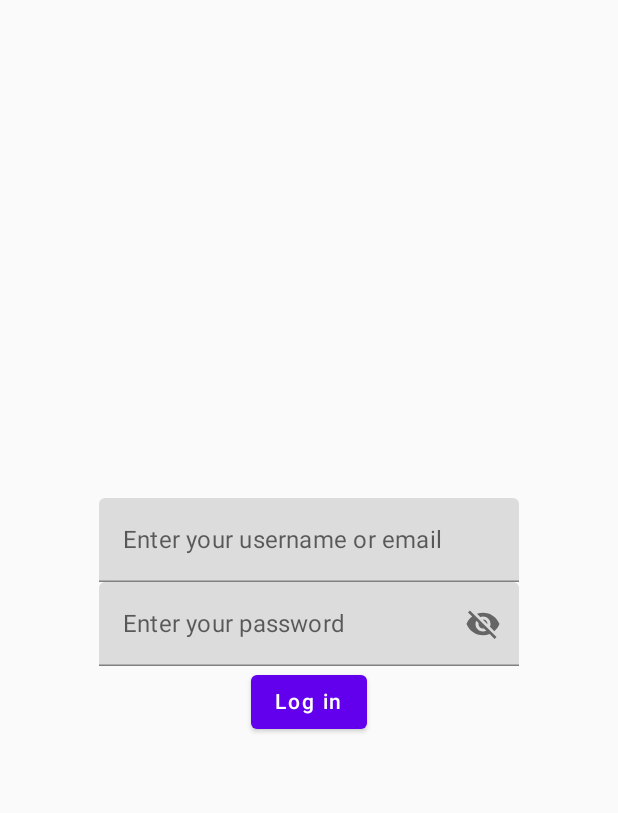
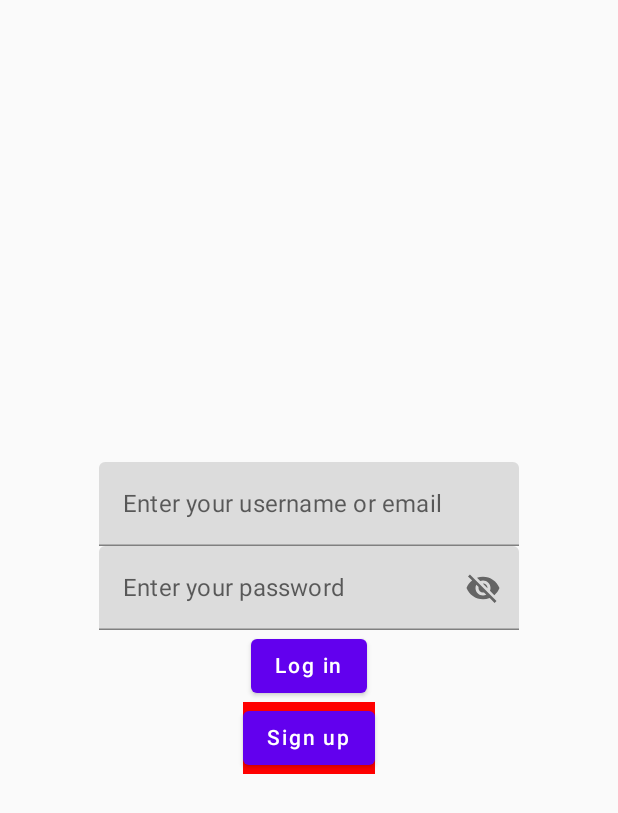
Before and after one commit to calmBlooper/stampnet, an Android app built with Jetpack Compose: the AuthorizationActivity screen opened directly, with no data from a screen before it, after a tap on "Log in", on a phone screen of 412 x 824 dp. Shown: the top 813 px of the screen. Run offline under Robolectric (Android 15) with nearby library versions, the phone set to English and light mode, and no system bars; our stand-ins replace Firebase (no records; nobody signed in at launch, a user with empty details on screens opened directly).

Commit message:
Added basic sign up view + learned how to use Compose navigation controller and manage states

```diff
--- a/app/src/main/java/com/voldemar/stampnet/authorization/AuthorizationActivity.kt
+++ b/app/src/main/java/com/voldemar/stampnet/authorization/AuthorizationActivity.kt
@@ -5,6 +5,7 @@ import android.util.Log
 import android.widget.Toast
 import androidx.activity.ComponentActivity
 import androidx.activity.compose.setContent
+import androidx.compose.foundation.background
 import androidx.compose.foundation.layout.Arrangement
 import androidx.compose.foundation.layout.Column
 import androidx.compose.foundation.layout.fillMaxSize
@@ -13,29 +14,32 @@ import androidx.compose.material.*
 import androidx.compose.material.icons.Icons
 import androidx.compose.material.icons.filled.Visibility
 import androidx.compose.material.icons.filled.VisibilityOff
-import androidx.compose.runtime.Composable
-import androidx.compose.runtime.getValue
-import androidx.compose.runtime.mutableStateOf
+import androidx.compose.runtime.*
 import androidx.compose.runtime.saveable.rememberSaveable
-import androidx.compose.runtime.setValue
 import androidx.compose.ui.Alignment
 import androidx.compose.ui.Modifier
+import androidx.compose.ui.graphics.Color
 import androidx.compose.ui.text.input.KeyboardType
 import androidx.compose.ui.text.input.PasswordVisualTransformation
 import androidx.compose.ui.text.input.VisualTransformation
 import androidx.compose.ui.tooling.preview.Preview
+import androidx.navigation.NavController
+import androidx.navigation.compose.NavHost
+import androidx.navigation.compose.composable
+import androidx.navigation.compose.rememberNavController
 import com.google.firebase.auth.FirebaseAuth
 
 class AuthorizationActivity : ComponentActivity() {
     private lateinit var auth: FirebaseAuth
-    private val login = mutableStateOf("")
-    private val password = mutableStateOf("")
     override fun onCreate(savedInstanceState: Bundle?) {
         super.onCreate(savedInstanceState)
-        // Initialize Firebase Auth
         auth = FirebaseAuth.getInstance()
         setContent {
-            LoginView()
+            val navController = rememberNavController()
+            NavHost(navController = navController, startDestination = "signin") {
+                composable("signin") { LoginView(navController) }
+                composable("signup") { SignUpView(navController = navController) }
+            }
         }
     }
 
@@ -48,24 +52,43 @@ class AuthorizationActivity : ComponentActivity() {
         }
     }
 
-    @Preview
+    // @Preview
     @Composable
-    fun LoginView() {
+    fun LoginView(navController: NavController) {
+        var login by rememberSaveable { mutableStateOf("") }
+        var password by rememberSaveable { mutableStateOf("") }
         Column(
             modifier = Modifier.fillMaxSize(),
             horizontalAlignment = Alignment.CenterHorizontally,
             verticalArrangement = Arrangement.Center
         ) {
-            Login()
-            Password()
-            SignInButton()
+            Login(login) { login = it }
+            Password(password){password=it}
+            SignInButton(login,password)
+            SignUpButton(navController)
+        }
+    }
+
+    @Preview
+    @Composable
+    fun LoginViewPreview() {
+        val navController = rememberNavController()
+        LoginView(navController = navController)
+    }
+
+    @Composable
+    fun SignUpButton(navController: NavController) {
+        Button(onClick = {
+                         navController.navigate("signup")
+                         }, modifier = Modifier.background(color = Color.Red)) {
+            Text(text = "Sign up")
         }
     }
 
     @Composable
-    fun SignInButton() {
+    fun SignInButton(login:String,password: String) {
         Button(onClick = {
-            auth.signInWithEmailAndPassword(login.value, password.value)
+            auth.signInWithEmailAndPassword(login, password)
                 .addOnCompleteListener(this) { task ->
                     if (task.isSuccessful) {
                         // Sign in success, update UI with the signed-in user's information
@@ -88,20 +111,28 @@ class AuthorizationActivity : ComponentActivity() {
         }
     }
 
-    @Composable
-    fun Login() {
-        TextField(
-            value = login.value,
-            label = { Text(text = "Enter your username or email") },
-            onValueChange = { login.value = it })
+
+
+    companion object {
+        const val TAG = "Authorization"
+    }
+
 }
 
 @Composable
-    fun Password() {
+fun Login(value: String,onValueChange: (String)->Unit) {
+    TextField(
+        value =value,
+        label = { Text(text = "Enter your username or email") },
+        onValueChange = onValueChange)
+}
+
+@Composable
+fun Password(value: String,onValueChange: (String)->Unit) {
     var passwordVisible by rememberSaveable { mutableStateOf(false) }
-        TextField(value = password.value,
+    TextField(value = value,
         label = { Text(text = "Enter your password") },
-            onValueChange = { password.value = it },
+        onValueChange = onValueChange,
         singleLine = true,
         visualTransformation = if (passwordVisible) VisualTransformation.None else PasswordVisualTransformation(),
         keyboardOptions = KeyboardOptions(keyboardType = KeyboardType.Password),
@@ -119,9 +150,3 @@ class AuthorizationActivity : ComponentActivity() {
         }
     )
 }
-
-    companion object {
-        const val TAG = "Authorization"
-    }
-
-}
--- /dev/null
+++ b/app/src/main/java/com/voldemar/stampnet/authorization/SignUpView.kt
@@ -0,0 +1,31 @@
+package com.voldemar.stampnet.authorization
+
+import androidx.compose.foundation.layout.Arrangement
+import androidx.compose.foundation.layout.Column
+import androidx.compose.foundation.layout.fillMaxSize
+import androidx.compose.material.Text
+import androidx.compose.runtime.Composable
+import androidx.compose.runtime.getValue
+import androidx.compose.runtime.mutableStateOf
+import androidx.compose.runtime.saveable.rememberSaveable
+import androidx.compose.runtime.setValue
+import androidx.compose.ui.Alignment
+import androidx.compose.ui.Modifier
+import androidx.navigation.NavController
+
+@Composable
+fun SignUpView(navController: NavController) {
+    Column(
+        modifier = Modifier.fillMaxSize(),
+        horizontalAlignment = Alignment.CenterHorizontally,
+        verticalArrangement = Arrangement.Center
+    ) {
+        var login by rememberSaveable { mutableStateOf("") }
+        var password1 by rememberSaveable { mutableStateOf("") }
+        var password2 by rememberSaveable { mutableStateOf("") }
+        Text("Do you")
+        Login(login) { login = it }
+        Password(password1) { password1 = it }
+        Password(password2) { password2 = it }
+    }
+}
```
Lines whose indentation alone changed are shown as unchanged.
